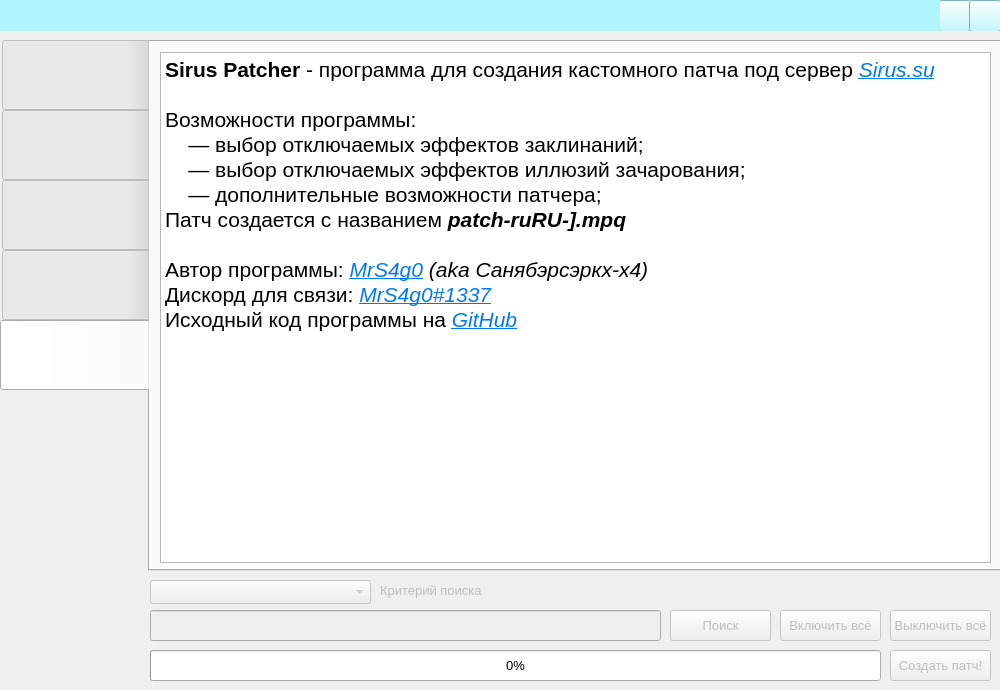
Above: QtGui/siruspatcherwindow.ui from MrSago/SirusPatcher before the change. Below: the same form after it.
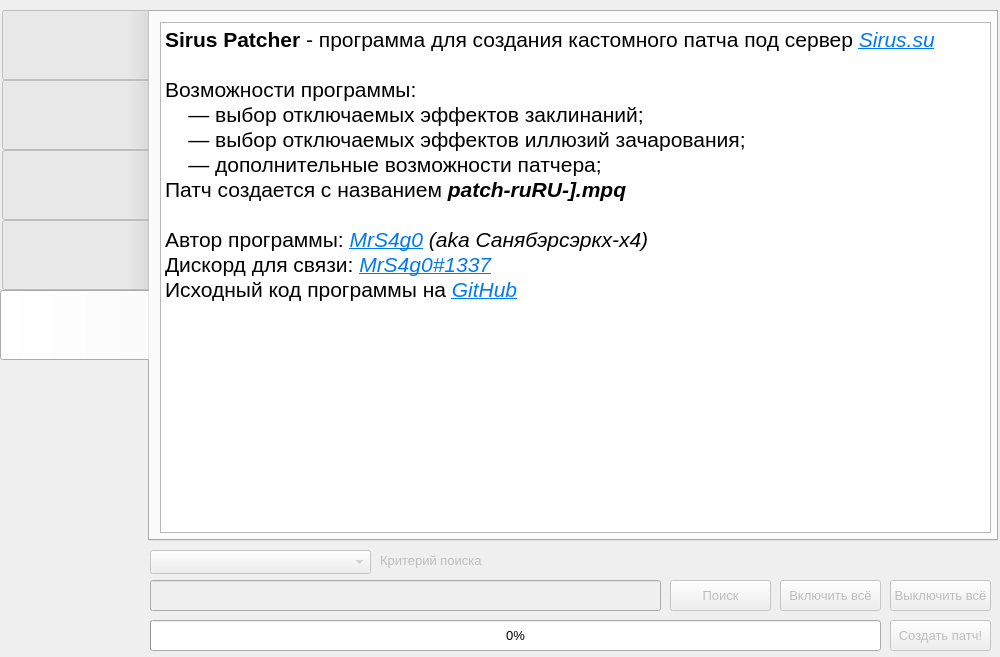
That is the form after the change. The open tabs and pages were chosen to show the change. Icons and pictures are not drawn. Custom widgets are drawn as their Qt base class.

Commit message: Refactor UI components and remove unused resources

Diff of the .ui file:
```diff
--- a/QtGui/siruspatcherwindow.ui
+++ b/QtGui/siruspatcherwindow.ui
@@ -7,7 +7,7 @@
     <x>0</x>
     <y>0</y>
     <width>1000</width>
-    <height>690</height>
+    <height>657</height>
    </rect>
   </property>
   <property name="sizePolicy">
@@ -19,7 +19,7 @@
   <property name="minimumSize">
    <size>
     <width>1000</width>
-    <height>690</height>
+    <height>500</height>
    </size>
   </property>
   <property name="maximumSize">
@@ -36,161 +36,6 @@
     <normaloff>:/resources/icons/window.ico</normaloff>:/resources/icons/window.ico</iconset>
   </property>
   <widget class="QWidget" name="CentralWidget">
-   <widget class="WindowHeaderWidget" name="HeaderWidget" native="true">
-    <property name="geometry">
-     <rect>
-      <x>0</x>
-      <y>0</y>
-      <width>940</width>
-      <height>31</height>
-     </rect>
-    </property>
-    <property name="styleSheet">
-     <string notr="true">background-color: rgb(179, 245, 255);</string>
-    </property>
-    <widget class="QLabel" name="WindowIcon">
-     <property name="geometry">
-      <rect>
-       <x>5</x>
-       <y>4</y>
-       <width>21</width>
-       <height>21</height>
-      </rect>
-     </property>
-     <property name="styleSheet">
-      <string notr="true">image: url(://resources/icons/window.ico);</string>
-     </property>
-     <property name="text">
-      <string/>
-     </property>
-    </widget>
-    <widget class="QLabel" name="WindowName">
-     <property name="geometry">
-      <rect>
-       <x>32</x>
-       <y>4</y>
-       <width>321</width>
-       <height>21</height>
-      </rect>
-     </property>
-     <property name="font">
-      <font>
-       <pointsize>10</pointsize>
-      </font>
-     </property>
-     <property name="text">
-      <string/>
-     </property>
-    </widget>
-    <widget class="QLabel" name="BackgroundHeader">
-     <property name="geometry">
-      <rect>
-       <x>0</x>
-       <y>0</y>
-       <width>940</width>
-       <height>31</height>
-      </rect>
-     </property>
-     <property name="text">
-      <string/>
-     </property>
-    </widget>
-    <zorder>BackgroundHeader</zorder>
-    <zorder>WindowIcon</zorder>
-    <zorder>WindowName</zorder>
-   </widget>
-   <widget class="QWidget" name="HeaderButtonsWidget" native="true">
-    <property name="geometry">
-     <rect>
-      <x>939</x>
-      <y>0</y>
-      <width>62</width>
-      <height>31</height>
-     </rect>
-    </property>
-    <property name="styleSheet">
-     <string notr="true">background-color: rgb(179, 245, 255);</string>
-    </property>
-    <widget class="QPushButton" name="CloseButton">
-     <property name="geometry">
-      <rect>
-       <x>30</x>
-       <y>0</y>
-       <width>32</width>
-       <height>32</height>
-      </rect>
-     </property>
-     <property name="sizePolicy">
-      <sizepolicy hsizetype="Fixed" vsizetype="Fixed">
-       <horstretch>0</horstretch>
-       <verstretch>0</verstretch>
-      </sizepolicy>
-     </property>
-     <property name="styleSheet">
-      <string notr="true">QPushButton
-{
-   
-	image: url(://resources/icons/close.png);
-}
-QPushButton:hover
-{
-   
-	background-color: rgb(255, 84, 84);
-}</string>
-     </property>
-     <property name="text">
-      <string/>
-     </property>
-     <property name="iconSize">
-      <size>
-       <width>41</width>
-       <height>41</height>
-      </size>
-     </property>
-    </widget>
-    <widget class="QPushButton" name="HideButton">
-     <property name="geometry">
-      <rect>
-       <x>0</x>
-       <y>0</y>
-       <width>32</width>
-       <height>32</height>
-      </rect>
-     </property>
-     <property name="sizePolicy">
-      <sizepolicy hsizetype="Fixed" vsizetype="Fixed">
-       <horstretch>0</horstretch>
-       <verstretch>0</verstretch>
-      </sizepolicy>
-     </property>
-     <property name="styleSheet">
-      <string notr="true">QPushButton
-{
-   
-	image: url(://resources/icons/hide.png);
-}
-QPushButton:hover
-{
-	background-color: rgb(39, 147, 224);
-}</string>
-     </property>
-     <property name="text">
-      <string/>
-     </property>
-     <property name="icon">
-      <iconset>
-       <normaloff>:/icons/hide.ico</normaloff>:/icons/hide.ico</iconset>
-     </property>
-     <property name="iconSize">
-      <size>
-       <width>41</width>
-       <height>41</height>
-      </size>
-     </property>
-    </widget>
-    <zorder>HideButton</zorder>
-    <zorder>CloseButton</zorder>
-   </widget>
    <widget class="QTabWidget" name="MainTabWidget">
     <property name="enabled">
      <bool>true</bool>
@@ -198,8 +43,8 @@
     <property name="geometry">
      <rect>
       <x>0</x>
-      <y>40</y>
-      <width>1001</width>
+      <y>10</y>
+      <width>998</width>
       <height>531</height>
      </rect>
     </property>
@@ -590,6 +435,9 @@
        <string>&lt;!DOCTYPE HTML PUBLIC &quot;-//W3C//DTD HTML 4.0//EN&quot; &quot;http://www.w3.org/TR/REC-html40/strict.dtd&quot;&gt;
 &lt;html&gt;&lt;head&gt;&lt;meta name=&quot;qrichtext&quot; content=&quot;1&quot; /&gt;&lt;meta charset=&quot;utf-8&quot; /&gt;&lt;style type=&quot;text/css&quot;&gt;
 p, li { white-space: pre-wrap; }
+hr { height: 1px; border-width: 0; }
+li.unchecked::marker { content: &quot;\2610&quot;; }
+li.checked::marker { content: &quot;\2612&quot;; }
 &lt;/style&gt;&lt;/head&gt;&lt;body style=&quot; font-family:'Segoe UI'; font-size:9pt; font-weight:400; font-style:normal;&quot;&gt;
 &lt;p style=&quot; margin-top:0px; margin-bottom:0px; margin-left:0px; margin-right:0px; -qt-block-indent:0; text-indent:0px;&quot;&gt;&lt;span style=&quot; font-size:16pt; font-weight:700;&quot;&gt;Sirus Patcher&lt;/span&gt;&lt;span style=&quot; font-size:16pt;&quot;&gt; - программа для создания кастомного патча под сервер &lt;/span&gt;&lt;a href=&quot;https://sirus.su/&quot;&gt;&lt;span style=&quot; font-size:16pt; font-style:italic; text-decoration: underline; color:#007af4;&quot;&gt;Sirus.su&lt;/span&gt;&lt;/a&gt;&lt;/p&gt;
 &lt;p style=&quot;-qt-paragraph-type:empty; margin-top:0px; margin-bottom:0px; margin-left:0px; margin-right:0px; -qt-block-indent:0; text-indent:0px; font-size:16pt; font-style:italic;&quot;&gt;&lt;br /&gt;&lt;/p&gt;
@@ -622,7 +470,7 @@
     <property name="geometry">
      <rect>
       <x>890</x>
-      <y>650</y>
+      <y>620</y>
       <width>101</width>
       <height>31</height>
      </rect>
@@ -640,7 +488,7 @@
     <property name="geometry">
      <rect>
       <x>150</x>
-      <y>650</y>
+      <y>620</y>
       <width>731</width>
       <height>31</height>
      </rect>
@@ -661,7 +509,7 @@
     <property name="geometry">
      <rect>
       <x>150</x>
-      <y>610</y>
+      <y>580</y>
       <width>511</width>
       <height>31</height>
      </rect>
@@ -674,7 +522,7 @@
     <property name="geometry">
      <rect>
       <x>150</x>
-      <y>580</y>
+      <y>550</y>
       <width>221</width>
       <height>24</height>
      </rect>
@@ -687,7 +535,7 @@
     <property name="geometry">
      <rect>
       <x>380</x>
-      <y>580</y>
+      <y>550</y>
       <width>271</width>
       <height>21</height>
      </rect>
@@ -708,7 +556,7 @@
     <property name="geometry">
      <rect>
       <x>670</x>
-      <y>610</y>
+      <y>580</y>
       <width>101</width>
       <height>31</height>
      </rect>
@@ -729,7 +577,7 @@
     <property name="geometry">
      <rect>
       <x>780</x>
-      <y>610</y>
+      <y>580</y>
       <width>101</width>
       <height>31</height>
      </rect>
@@ -750,7 +598,7 @@
     <property name="geometry">
      <rect>
       <x>890</x>
-      <y>610</y>
+      <y>580</y>
       <width>101</width>
       <height>31</height>
      </rect>
@@ -777,14 +625,6 @@
    <zorder>DisableAllCBButton</zorder>
   </widget>
  </widget>
- <customwidgets>
-  <customwidget>
-   <class>WindowHeaderWidget</class>
-   <extends>QWidget</extends>
-   <header>QtGui/windowheaderwidget.h</header>
-   <container>1</container>
-  </customwidget>
- </customwidgets>
  <resources>
   <include location="resources.qrc"/>
  </resources>
```
Left out of the diff: 50 changed lines with no effect on the pictures. The commit also changes 6 other files.
